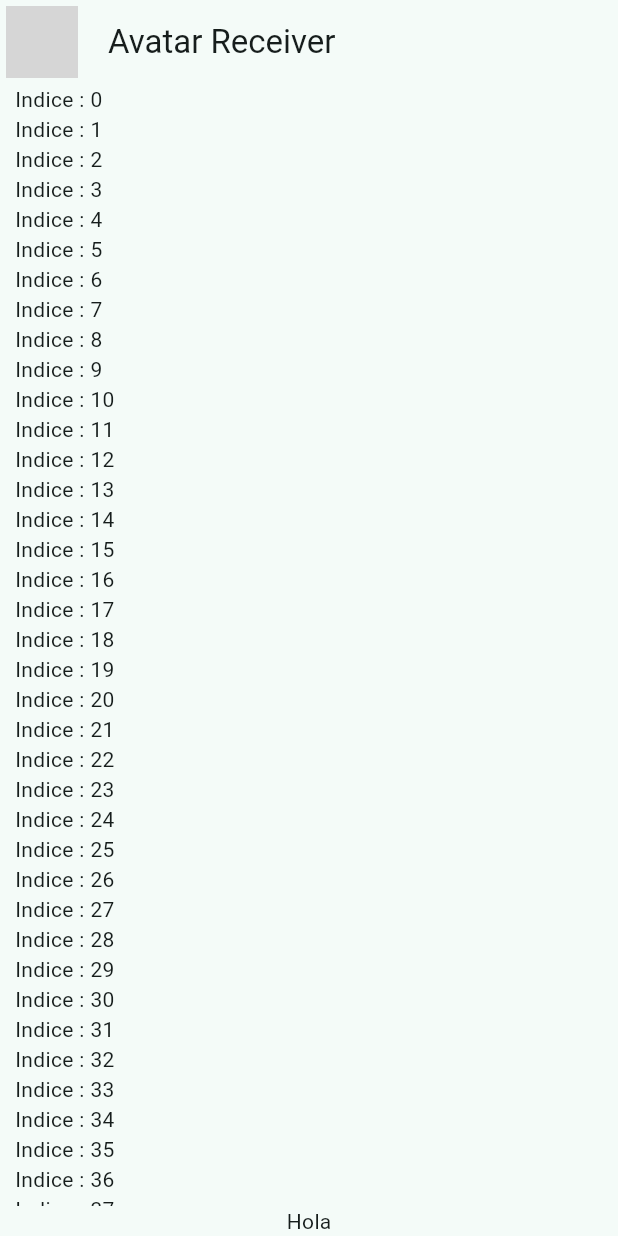
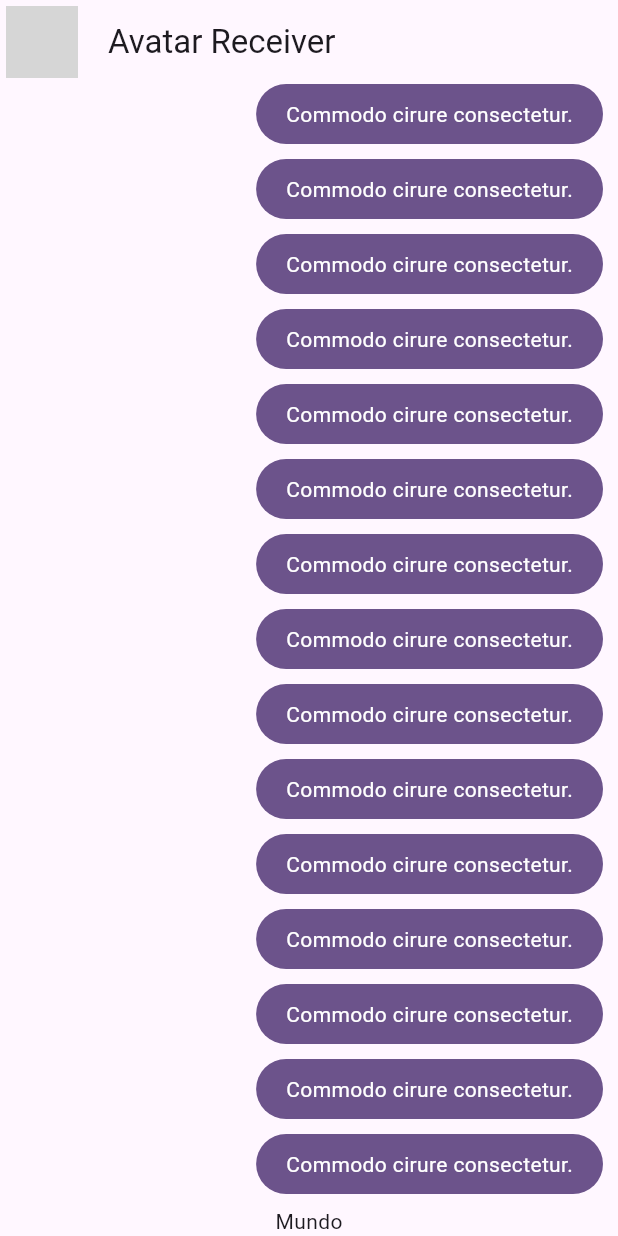
Before and after one commit to mauricio2093/Chat, a Flutter app: the screen it shows after launch, on a phone screen of 412 x 824 dp. Run offline on Flutter 3.47's test engine with Material 2 defaults, Android fonts, the phone set to English and light mode, and no system bars; network calls fail; grey boxes are pictures that could not be loaded.

Commit message:
01-Chat flutter

```diff
--- a/lib/main.dart
+++ b/lib/main.dart
@@ -1,6 +1,7 @@
-import 'package:application_2/presentation/chat/chat_screen.dart';
+import 'package:flutter/material.dart';
+
+import 'package:application_2/presentation/screens/chat/chat_screen.dart';
 import 'package:application_2/config/theme/app_theme.dart';
-import 'package:flutter/material.dart';
 
 void main() => runApp(const MyApp());
 
@@ -12,7 +13,7 @@ class MyApp extends StatelessWidget {
     return MaterialApp(
       title: 'Yes No App',
       debugShowCheckedModeBanner: false,
-      theme: AppTheme(selectedColor: 2).theme(),
+      theme: AppTheme(selectedColor: 0).theme(),
       home: const ChatScreen(),
     );
   }
--- a/lib/presentation/chat/chat_screen.dart
+++ b/lib/presentation/screens/chat/chat_screen.dart
@@ -1,3 +1,4 @@
+import 'package:application_2/presentation/widgets/chat/my_message_bubble.dart';
 import 'package:flutter/material.dart';
 
 class ChatScreen extends StatelessWidget {
@@ -33,11 +34,11 @@ class _ChatView extends StatelessWidget {
               child: ListView.builder(
                 itemCount: 100,
                 itemBuilder: (context, index) {
-                  return Text('Indice : $index');
+                  return const MyMessageBubble();
                 },
               ),
             ),
-            Text('Hola'),
+            const Text('Mundo'),
           ],
         ),
       ),
--- /dev/null
+++ b/lib/presentation/widgets/chat/my_message_bubble.dart
@@ -0,0 +1,31 @@
+import 'package:flutter/material.dart';
+
+class MyMessageBubble extends StatelessWidget {
+  const MyMessageBubble({super.key});
+
+  @override
+  Widget build(BuildContext context) {
+    final colors = Theme.of(context).colorScheme;
+    return Column(
+      crossAxisAlignment: CrossAxisAlignment.end,
+      children: [
+        Container(
+          decoration: BoxDecoration(
+            color: colors.primary,
+            borderRadius: BorderRadius.circular(20),
+          ),
+          child: const Padding(
+            padding: EdgeInsets.symmetric(horizontal: 20, vertical: 10),
+            child: Text(
+              'Commodo cirure consectetur.',
+              style: TextStyle(color: Colors.white),
+            ),
+          ),
+        ),
+        const SizedBox(
+          height: 10,
+        ),
+      ],
+    );
+  }
+}
```
